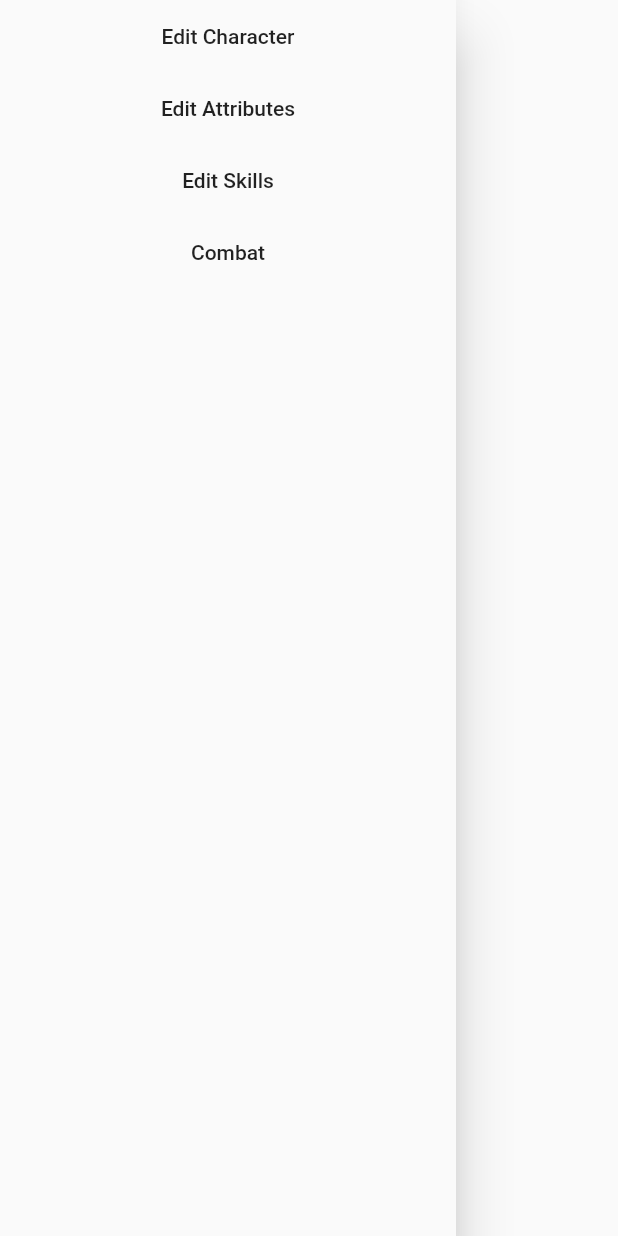
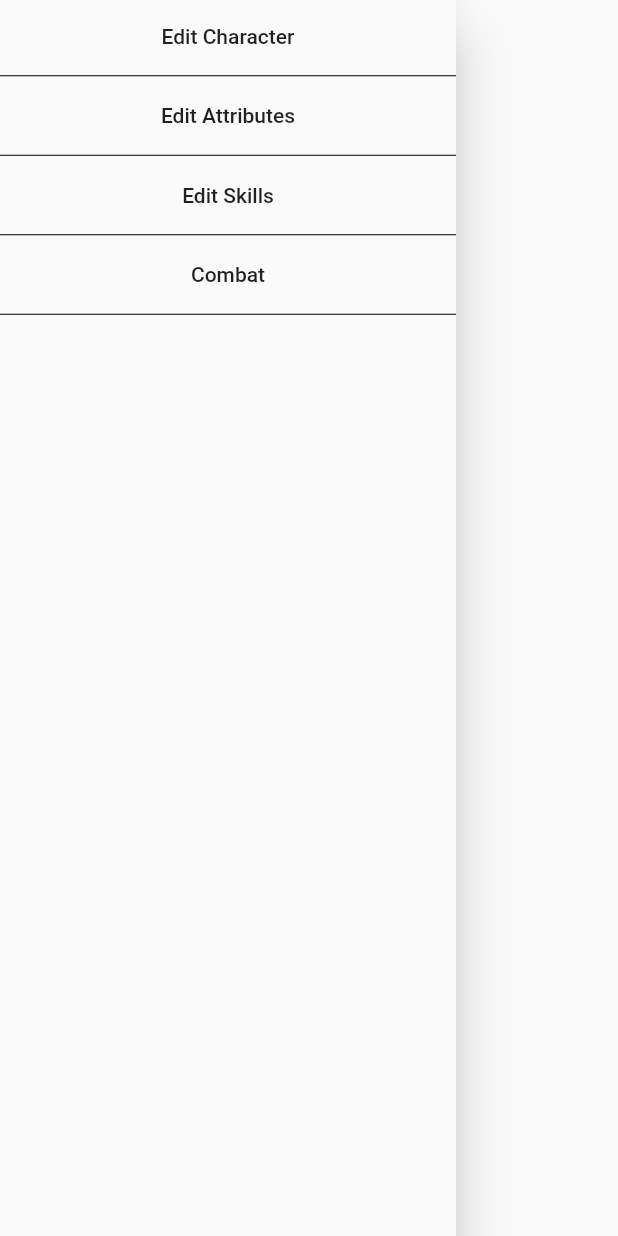
Before and after one commit to zenkairan/character_sheet, a Flutter app: the MainDrower widget shown alone on an empty page, opened directly, on a phone screen of 412 x 824 dp. Run offline on Flutter 3.47's test engine with Material 2 defaults, Android fonts, the phone set to English and light mode, and no system bars; our stand-ins replace image_picker; statements that could not run were skipped.

Commit message:
layout adjustments

```diff
--- a/lib/src/widgets/MainDrawer.dart
+++ b/lib/src/widgets/MainDrawer.dart
@@ -20,12 +20,20 @@ class MainDrowerState extends State<MainDrower>{
                 Navigator.pushNamed(context, '/character');
                 }
             ),
+            Divider(
+              color: Colors.black,
+              height: 5,
+            ),
             FlatButton(
               child: Text('Edit Attributes'),
               onPressed: () {
                 Navigator.pop(context);
                 Navigator.pushNamed(context, '/attributes');
                 }
+            ),
+            Divider(
+              color: Colors.black,
+              height: 5,
             ),
             FlatButton(
               child: Text('Edit Skills'),
@@ -34,6 +42,10 @@ class MainDrowerState extends State<MainDrower>{
                 Navigator.pushNamed(context, '/skills');
                 }
             ),
+            Divider(
+              color: Colors.black,
+              height: 5,
+            ),
             FlatButton(
               child: Text('Combat'),
               onPressed: () {
@@ -41,6 +53,10 @@ class MainDrowerState extends State<MainDrower>{
                 Navigator.pushNamed(context, '/combatManager');
                 }
             ),
+            Divider(
+              color: Colors.black,
+              height: 5,
+            ),
           ],
         ),
       );
--- a/lib/src/widgets/ProficienceBox.dart
+++ b/lib/src/widgets/ProficienceBox.dart
@@ -22,6 +22,8 @@ class ProficienceBoxState extends State<ProficienceBox>{
               borderRadius: BorderRadius.circular(10.0),
             ),
             child: Column(
+              crossAxisAlignment: CrossAxisAlignment.center,
+              mainAxisAlignment: MainAxisAlignment.spaceEvenly,
               children: <Widget>[
                 Container(
                   margin: const EdgeInsets.fromLTRB(5.0, 2.0, 5.0, 2.0),
```
